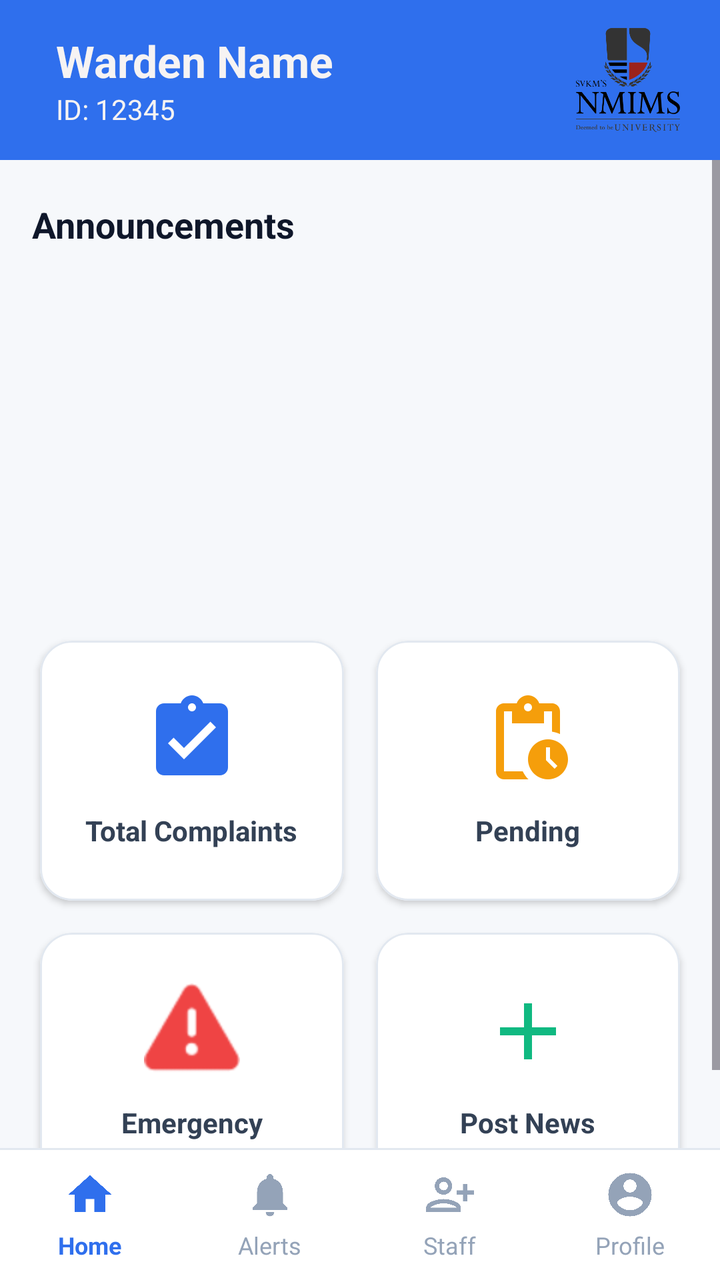
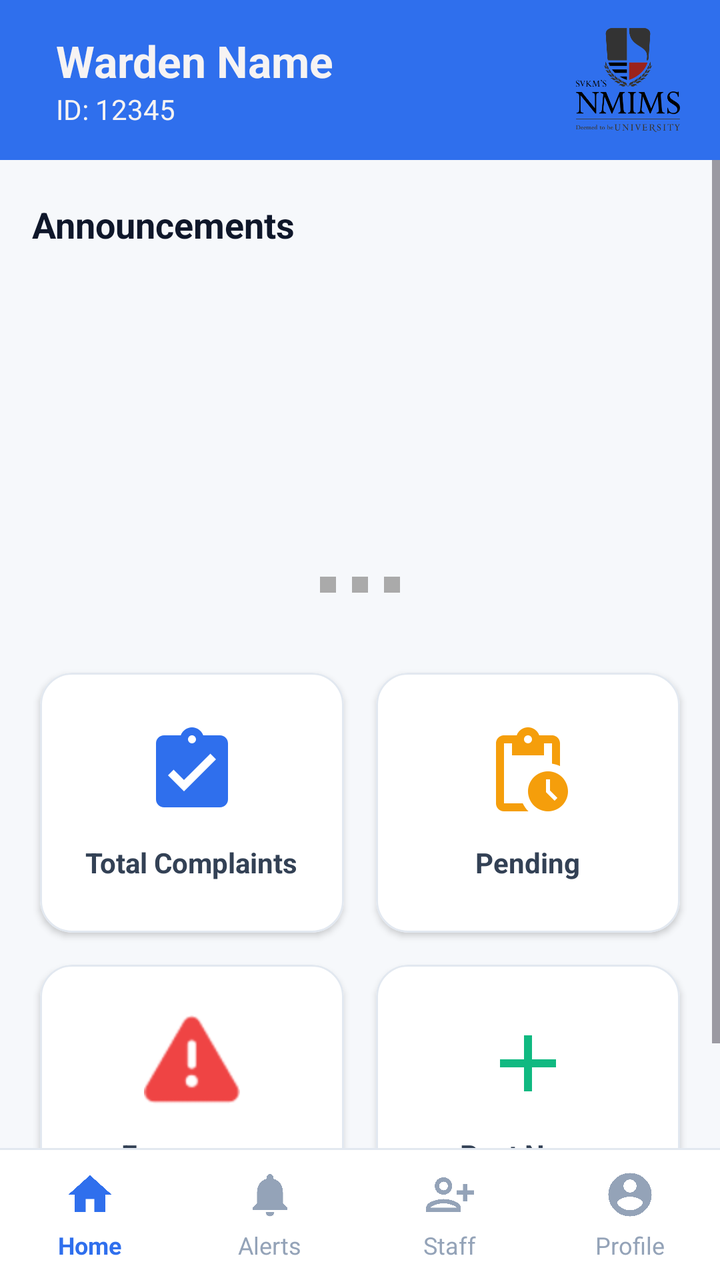

Screens rendered from an Android XML layout before and after an edit, with the pre-edit source and the edit as a unified diff.
<!-- AndroidManifest.xml: application theme Theme.HostelComplaintApp -->
<!-- res/layout/activity_home_page_warden.xml -->
<?xml version="1.0" encoding="utf-8"?>
<LinearLayout xmlns:android="http://schemas.android.com/apk/res/android"
    xmlns:app="http://schemas.android.com/apk/res-auto"
    android:id="@+id/main"
    android:layout_width="match_parent"
    android:layout_height="match_parent"
    android:background="#F6F8FB"
    android:orientation="vertical">

    
    <androidx.appcompat.widget.Toolbar
        android:id="@+id/toolbar"
        android:layout_width="match_parent"
        android:layout_height="80dp"
        android:background="@drawable/toolbar_bg"
        android:elevation="4dp">

        <LinearLayout
            android:layout_width="match_parent"
            android:layout_height="match_parent"
            android:orientation="horizontal"
            android:gravity="center_vertical"
            android:paddingStart="12dp"
            android:paddingEnd="16dp">

            <LinearLayout
                android:layout_width="0dp"
                android:layout_height="wrap_content"
                android:layout_weight="1"
                android:orientation="vertical">

                <TextView
                    android:id="@+id/tv1WardenName"
                    android:layout_width="wrap_content"
                    android:layout_height="wrap_content"
                    android:text="Warden Name"
                    android:textColor="@color/white"
                    android:textSize="22sp"
                    android:textStyle="bold"/>

                <TextView
                    android:id="@+id/tv2WardenId"
                    android:layout_width="wrap_content"
                    android:layout_height="wrap_content"
                    android:text="ID: 12345"
                    android:textColor="@color/white"
                    android:textSize="14sp"/>
            </LinearLayout>

            <ImageView
                android:id="@+id/imgProfile1"
                android:layout_width="60dp"
                android:layout_height="60dp"
                android:src="@drawable/nmm"
                android:padding="4dp"/>

        </LinearLayout>
    </androidx.appcompat.widget.Toolbar>

    
    <ScrollView
        android:layout_width="match_parent"
        android:layout_height="0dp"
        android:layout_weight="1"
        android:fillViewport="true">

        <LinearLayout
            android:layout_width="match_parent"
            android:layout_height="wrap_content"
            android:orientation="vertical">

            
            <TextView
                android:layout_width="wrap_content"
                android:layout_height="wrap_content"
                android:text="Announcements"
                android:textSize="18sp"
                android:textColor="#0F172A"
                android:textStyle="bold"
                android:layout_marginStart="16dp"
                android:layout_marginTop="20dp"
                android:layout_marginBottom="12dp"/>

            <androidx.viewpager2.widget.ViewPager2
                android:id="@+id/viewPagerAnnouncements"
                android:layout_width="match_parent"
                android:layout_height="140dp"
                android:layout_marginBottom="8dp"/>

            <LinearLayout
                android:id="@+id/dotsLayout"
                android:layout_width="match_parent"
                android:layout_height="wrap_content"
                android:gravity="center"
                android:layout_marginBottom="16dp"
                android:orientation="horizontal">
                
            </LinearLayout>

            
            <GridLayout
                android:layout_width="match_parent"
                android:layout_height="wrap_content"
                android:columnCount="2"
                android:layout_margin="12dp">

                
                <com.google.android.material.card.MaterialCardView
                    android:id="@+id/cardtotalcomplaint"
                    android:layout_width="0dp"
                    android:layout_height="130dp"
                    android:layout_columnWeight="1"
                    android:layout_margin="8dp"
                    app:cardElevation="2dp"
                    app:cardCornerRadius="16dp"
                    app:cardBackgroundColor="#FFFFFF"
                    app:strokeWidth="1dp"
                    app:strokeColor="#E2E8F0">

                    <LinearLayout
                        android:layout_width="match_parent"
                        android:layout_height="match_parent"
                        android:gravity="center"
                        android:orientation="vertical"
                        android:padding="16dp">

                        <ImageView
                            android:layout_width="48dp"
                            android:layout_height="48dp"
                            android:src="@drawable/baseline_assignment_turned_in_24"
                            app:tint="#2F6FED"/>

                        <TextView
                            android:layout_width="wrap_content"
                            android:layout_height="wrap_content"
                            android:layout_marginTop="12dp"
                            android:text="Total Complaints"
                            android:textColor="#334155"
                            android:textSize="14sp"
                            android:textStyle="bold" />
                    </LinearLayout>
                </com.google.android.material.card.MaterialCardView>

                
                <com.google.android.material.card.MaterialCardView
                    android:id="@+id/cardpending"
                    android:layout_width="0dp"
                    android:layout_height="130dp"
                    android:layout_columnWeight="1"
                    android:layout_margin="8dp"
                    app:cardElevation="2dp"
                    app:cardCornerRadius="16dp"
                    app:cardBackgroundColor="#FFFFFF"
                    app:strokeWidth="1dp"
                    app:strokeColor="#E2E8F0">

                    <LinearLayout
                        android:layout_width="match_parent"
                        android:layout_height="match_parent"
                        android:gravity="center"
                        android:orientation="vertical"
                        android:padding="16dp">

                        <ImageView
                            android:layout_width="48dp"
                            android:layout_height="48dp"
                            android:src="@drawable/baseline_pending_actions_24"
                            app:tint="#F59E0B"/>

                        <TextView
                            android:layout_width="wrap_content"
                            android:layout_height="wrap_content"
                            android:layout_marginTop="12dp"
                            android:text="Pending"
                            android:textColor="#334155"
                            android:textSize="14sp"
                            android:textStyle="bold" />
                    </LinearLayout>
                </com.google.android.material.card.MaterialCardView>

                
                <com.google.android.material.card.MaterialCardView
                    android:id="@+id/cardemergencyissue"
                    android:layout_width="0dp"
                    android:layout_height="130dp"
                    android:layout_columnWeight="1"
                    android:layout_margin="8dp"
                    app:cardElevation="2dp"
                    app:cardCornerRadius="16dp"
                    app:cardBackgroundColor="#FFFFFF"
                    app:strokeWidth="1dp"
                    app:strokeColor="#E2E8F0">

                    <LinearLayout
                        android:layout_width="match_parent"
                        android:layout_height="match_parent"
                        android:gravity="center"
                        android:orientation="vertical"
                        android:padding="16dp">

                        <ImageView
                            android:layout_width="48dp"
                            android:layout_height="48dp"
                            android:src="@android:drawable/ic_dialog_alert"
                            app:tint="#EF4444"/>

                        <TextView
                            android:layout_width="wrap_content"
                            android:layout_height="wrap_content"
                            android:layout_marginTop="12dp"
                            android:text="Emergency"
                            android:textColor="#334155"
                            android:textSize="14sp"
                            android:textStyle="bold" />
                    </LinearLayout>
                </com.google.android.material.card.MaterialCardView>

                
                <com.google.android.material.card.MaterialCardView
                    android:id="@+id/cardAnnouncement"
                    android:layout_width="0dp"
                    android:layout_height="130dp"
                    android:layout_columnWeight="1"
                    android:layout_margin="8dp"
                    app:cardElevation="2dp"
                    app:cardCornerRadius="16dp"
                    app:cardBackgroundColor="#FFFFFF"
                    app:strokeWidth="1dp"
                    app:strokeColor="#E2E8F0"
                    android:clickable="true"
                    android:focusable="true">

                    <LinearLayout
                        android:layout_width="match_parent"
                        android:layout_height="match_parent"
                        android:gravity="center"
                        android:orientation="vertical"
                        android:padding="16dp">

                        <ImageView
                            android:layout_width="48dp"
                            android:layout_height="48dp"
                            android:src="@drawable/baseline_add_24"
                            app:tint="#10B981"/>

                        <TextView
                            android:layout_width="wrap_content"
                            android:layout_height="wrap_content"
                            android:layout_marginTop="12dp"
                            android:text="Post News"
                            android:textColor="#334155"
                            android:textSize="14sp"
                            android:textStyle="bold" />
                    </LinearLayout>
                </com.google.android.material.card.MaterialCardView>

            </GridLayout>
        </LinearLayout>
    </ScrollView>

    
    <View
        android:layout_width="match_parent"
        android:layout_height="1dp"
        android:background="#E2E8F0" />

    <LinearLayout
        android:layout_width="match_parent"
        android:layout_height="65dp"
        android:background="#FFFFFF"
        android:orientation="horizontal"
        android:weightSum="4">

        
        <LinearLayout
            android:layout_width="0dp"
            android:layout_height="match_parent"
            android:layout_weight="1"
            android:gravity="center"
            android:orientation="vertical">

            <ImageView
                android:id="@+id/home"
                android:layout_width="26dp"
                android:layout_height="26dp"
                android:src="@drawable/baseline_home_24"
                app:tint="#2F6FED"/>

            <TextView
                android:layout_width="wrap_content"
                android:layout_height="wrap_content"
                android:text="Home"
                android:textColor="#2F6FED"
                android:textSize="12sp"
                android:textStyle="bold"
                android:layout_marginTop="4dp"/>
        </LinearLayout>

        
        <LinearLayout
            android:layout_width="0dp"
            android:layout_height="match_parent"
            android:layout_weight="1"
            android:gravity="center"
            android:orientation="vertical">

            <ImageView
                android:id="@+id/imgnotification"
                android:layout_width="26dp"
                android:layout_height="26dp"
                android:src="@drawable/baseline_notifications_24"
                app:tint="#94A3B8"/>

            <TextView
                android:layout_width="wrap_content"
                android:layout_height="wrap_content"
                android:text="Alerts"
                android:textColor="#94A3B8"
                android:textSize="12sp"
                android:layout_marginTop="4dp"/>
        </LinearLayout>

        
        <LinearLayout
            android:layout_width="0dp"
            android:layout_height="match_parent"
            android:layout_weight="1"
            android:gravity="center"
            android:orientation="vertical">

            <ImageView
                android:id="@+id/staff_manage"
                android:layout_width="26dp"
                android:layout_height="26dp"
                android:src="@drawable/baseline_person_add_alt_24"
                app:tint="#94A3B8"/>

            <TextView
                android:layout_width="wrap_content"
                android:layout_height="wrap_content"
                android:text="Staff"
                android:textColor="#94A3B8"
                android:textSize="12sp"
                android:layout_marginTop="4dp"/>
        </LinearLayout>

        
        <LinearLayout
            android:layout_width="0dp"
            android:layout_height="match_parent"
            android:layout_weight="1"
            android:gravity="center"
            android:orientation="vertical">

            <ImageView
                android:id="@+id/imgprof"
                android:layout_width="26dp"
                android:layout_height="26dp"
                android:src="@drawable/baseline_account_circle_24"
                app:tint="#94A3B8"/>

            <TextView
                android:layout_width="wrap_content"
                android:layout_height="wrap_content"
                android:text="Profile"
                android:textColor="#94A3B8"
                android:textSize="12sp"
                android:layout_marginTop="4dp"/>
        </LinearLayout>

    </LinearLayout>

</LinearLayout>
<!-- resources referenced by this layout -->
<resources>
  <color name="white">#F6F3F3</color>
  <!-- drawable baseline_account_circle_24 (drawable) -->
  <vector xmlns:android="http://schemas.android.com/apk/res/android" android:height="24dp" android:tint="#000000" android:viewportHeight="24" android:viewportWidth="24" android:width="24dp">
        
      <path android:fillColor="@android:color/white" android:pathData="M12,2C6.48,2 2,6.48 2,12s4.48,10 10,10 10,-4.48 10,-10S17.52,2 12,2zM12,5c1.66,0 3,1.34 3,3s-1.34,3 -3,3 -3,-1.34 -3,-3 1.34,-3 3,-3zM12,19.2c-2.5,0 -4.71,-1.28 -6,-3.22 0.03,-1.99 4,-3.08 6,-3.08 1.99,0 5.97,1.09 6,3.08 -1.29,1.94 -3.5,3.22 -6,3.22z"/>
      
  </vector>
  <!-- drawable baseline_add_24 (drawable) -->
  <vector xmlns:android="http://schemas.android.com/apk/res/android" android:height="24dp" android:tint="#000000" android:viewportHeight="24" android:viewportWidth="24" android:width="24dp">
        
      <path android:fillColor="@android:color/white" android:pathData="M19,13h-6v6h-2v-6H5v-2h6V5h2v6h6v2z"/>
      
  </vector>
  <!-- drawable baseline_assignment_turned_in_24 (drawable) -->
  <vector xmlns:android="http://schemas.android.com/apk/res/android" android:height="24dp" android:tint="#000000" android:viewportHeight="24" android:viewportWidth="24" android:width="24dp">
        
      <path android:fillColor="@android:color/white" android:pathData="M19,3h-4.18C14.4,1.84 13.3,1 12,1c-1.3,0 -2.4,0.84 -2.82,2L5,3c-1.1,0 -2,0.9 -2,2v14c0,1.1 0.9,2 2,2h14c1.1,0 2,-0.9 2,-2L21,5c0,-1.1 -0.9,-2 -2,-2zM12,3c0.55,0 1,0.45 1,1s-0.45,1 -1,1 -1,-0.45 -1,-1 0.45,-1 1,-1zM10,17l-4,-4 1.41,-1.41L10,14.17l6.59,-6.59L18,9l-8,8z"/>
      
  </vector>
  <!-- drawable baseline_home_24 (drawable) -->
  <vector xmlns:android="http://schemas.android.com/apk/res/android" android:height="24dp" android:tint="#000000" android:viewportHeight="24" android:viewportWidth="24" android:width="24dp">
        
      <path android:fillColor="@android:color/white" android:pathData="M10,20v-6h4v6h5v-8h3L12,3 2,12h3v8z"/>
      
  </vector>
  <!-- drawable baseline_notifications_24 (drawable) -->
  <vector xmlns:android="http://schemas.android.com/apk/res/android" android:height="24dp" android:tint="#000000" android:viewportHeight="24" android:viewportWidth="24" android:width="24dp">
        
      <path android:fillColor="@android:color/white" android:pathData="M12,22c1.1,0 2,-0.9 2,-2h-4c0,1.1 0.89,2 2,2zM18,16v-5c0,-3.07 -1.64,-5.64 -4.5,-6.32L13.5,4c0,-0.83 -0.67,-1.5 -1.5,-1.5s-1.5,0.67 -1.5,1.5v0.68C7.63,5.36 6,7.92 6,11v5l-2,2v1h16v-1l-2,-2z"/>
      
  </vector>
  <!-- drawable baseline_person_add_alt_24 (drawable) -->
  <vector xmlns:android="http://schemas.android.com/apk/res/android" android:height="24dp" android:tint="#000000" android:viewportHeight="24" android:viewportWidth="24" android:width="24dp">
        
      <path android:fillColor="@android:color/white" android:pathData="M13,8c0,-2.21 -1.79,-4 -4,-4S5,5.79 5,8s1.79,4 4,4S13,10.21 13,8zM11,8c0,1.1 -0.9,2 -2,2S7,9.1 7,8s0.9,-2 2,-2S11,6.9 11,8zM1,18v2h16v-2c0,-2.66 -5.33,-4 -8,-4S1,15.34 1,18zM3,18c0.2,-0.71 3.3,-2 6,-2c2.69,0 5.78,1.28 6,2H3zM20,15v-3h3v-2h-3V7h-2v3h-3v2h3v3H20z"/>
      
  </vector>
  <!-- drawable toolbar_bg (drawable) -->
  <?xml version="1.0" encoding="utf-8"?>
  <shape xmlns:android="http://schemas.android.com/apk/res/android">
      <solid android:color="#2F6FED"/>
  </shape>
  <style name="Theme.HostelComplaintApp" parent="Base.Theme.HostelComplaintApp" />
  <style name="Base.Theme.HostelComplaintApp" parent="Theme.Material3.DayNight.NoActionBar">
          
          
      </style>
  <!-- unchanged entries left out for length: 2 -->
</resources>

<!-- the commit's change to res/layout/activity_home_page_warden.xml (unified diff, before → after) -->
@@ -95,6 +95,26 @@
                 android:layout_marginBottom="16dp"
                 android:orientation="horizontal">
                 
+                <View
+                    android:id="@+id/dot1"
+                    android:layout_width="8dp"
+                    android:layout_height="8dp"
+                    android:layout_margin="4dp"
+                    android:background="@android:color/darker_gray" />
+
+                <View
+                    android:id="@+id/dot2"
+                    android:layout_width="8dp"
+                    android:layout_height="8dp"
+                    android:layout_margin="4dp"
+                    android:background="@android:color/darker_gray" />
+
+                <View
+                    android:id="@+id/dot3"
+                    android:layout_width="8dp"
+                    android:layout_height="8dp"
+                    android:layout_margin="4dp"
+                    android:background="@android:color/darker_gray" />
             </LinearLayout>
 
             
@@ -273,11 +293,14 @@
 
         
         <LinearLayout
+            android:id="@+id/llHome"
             android:layout_width="0dp"
             android:layout_height="match_parent"
             android:layout_weight="1"
             android:gravity="center"
-            android:orientation="vertical">
+            android:orientation="vertical"
+            android:clickable="true"
+            android:focusable="true">
 
             <ImageView
                 android:id="@+id/home"
@@ -287,6 +310,7 @@
                 app:tint="#2F6FED"/>
 
             <TextView
+                android:id="@+id/tvHome"
                 android:layout_width="wrap_content"
                 android:layout_height="wrap_content"
                 android:text="Home"
@@ -298,11 +322,14 @@
 
         
         <LinearLayout
+            android:id="@+id/llNotification"
             android:layout_width="0dp"
             android:layout_height="match_parent"
             android:layout_weight="1"
             android:gravity="center"
-            android:orientation="vertical">
+            android:orientation="vertical"
+            android:clickable="true"
+            android:focusable="true">
 
             <ImageView
                 android:id="@+id/imgnotification"
@@ -312,6 +339,7 @@
                 app:tint="#94A3B8"/>
 
             <TextView
+                android:id="@+id/tvNotification"
                 android:layout_width="wrap_content"
                 android:layout_height="wrap_content"
                 android:text="Alerts"
@@ -322,11 +350,14 @@
 
         
         <LinearLayout
+            android:id="@+id/llStaff"
             android:layout_width="0dp"
             android:layout_height="match_parent"
             android:layout_weight="1"
             android:gravity="center"
-            android:orientation="vertical">
+            android:orientation="vertical"
+            android:clickable="true"
+            android:focusable="true">
 
             <ImageView
                 android:id="@+id/staff_manage"
@@ -336,6 +367,7 @@
                 app:tint="#94A3B8"/>
 
             <TextView
+                android:id="@+id/tvStaff"
                 android:layout_width="wrap_content"
                 android:layout_height="wrap_content"
                 android:text="Staff"
@@ -346,11 +378,14 @@
 
         
         <LinearLayout
+            android:id="@+id/llProfile"
             android:layout_width="0dp"
             android:layout_height="match_parent"
             android:layout_weight="1"
             android:gravity="center"
-            android:orientation="vertical">
+            android:orientation="vertical"
+            android:clickable="true"
+            android:focusable="true">
 
             <ImageView
                 android:id="@+id/imgprof"
@@ -360,6 +395,7 @@
                 app:tint="#94A3B8"/>
 
             <TextView
+                android:id="@+id/tvProfile"
                 android:layout_width="wrap_content"
                 android:layout_height="wrap_content"
                 android:text="Profile"
<!-- resource entries referenced after the edit -->
@@ -45,8 +45,9 @@
   <style name="Theme.HostelComplaintApp" parent="Base.Theme.HostelComplaintApp" />
   <style name="Base.Theme.HostelComplaintApp" parent="Theme.Material3.DayNight.NoActionBar">
           
-          
+          <item name="colorPrimary">@color/purple</item>
       </style>
+  <color name="purple">#6A0DAD</color>
   <!-- unchanged entries left out for length: 2 -->
 </resources>
 
